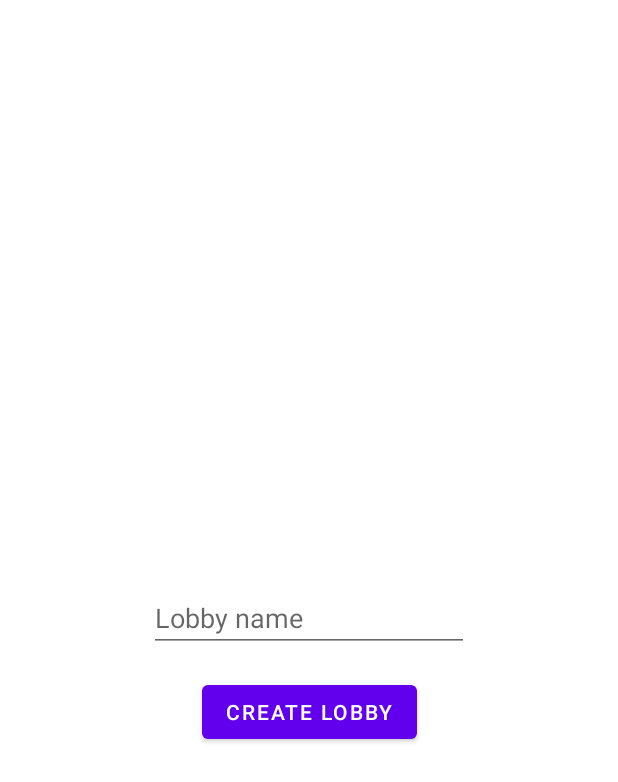
After one commit to totenhund/Dixit, an Android app: the CreationLobbyFragment screen opened through its navigation route, on a phone screen of 412 x 824 dp. The commit adds this screen. Shown: the top 782 px of the screen. Run offline under Robolectric (Android 15) with nearby library versions, the phone set to English and light mode, and no system bars; our stand-ins replace Timber, data binding; libraries missing offline, so code that uses them is left out: androidx.navigation, androidx.navigation.fragment.

Commit message:
Lobby logic is changed

```diff
--- a/app/src/main/java/totenhund/com/dixit/intro/IntroFragment.kt
+++ b/app/src/main/java/totenhund/com/dixit/intro/IntroFragment.kt
@@ -25,7 +25,7 @@ class IntroFragment : Fragment() {
             inflater, R.layout.fragment_intro, container, false)
 
         binding.startGameButton.setOnClickListener {
-            val action = IntroFragmentDirections.actionIntroFragmentToLobbyFragment()
+            val action = IntroFragmentDirections.actionIntroFragmentToChoiceLobbyFragment()
             findNavController(this).navigate(action)
         }
 
--- /dev/null
+++ b/app/src/main/java/totenhund/com/dixit/lobby/creation/CreationLobbyFragment.kt
@@ -0,0 +1,26 @@
+package totenhund.com.dixit.lobby.creation
+
+import android.os.Bundle
+import androidx.fragment.app.Fragment
+import android.view.LayoutInflater
+import android.view.View
+import android.view.ViewGroup
+import androidx.databinding.DataBindingUtil
+import totenhund.com.dixit.R
+import totenhund.com.dixit.databinding.FragmentCreationLobbyBinding
+
+
+class CreationLobbyFragment : Fragment() {
+
+
+    override fun onCreateView(inflater: LayoutInflater, container: ViewGroup?,
+                              savedInstanceState: Bundle?): View? {
+
+        val binding: FragmentCreationLobbyBinding = DataBindingUtil.inflate(
+                inflater, R.layout.fragment_creation_lobby, container, false)
+
+
+        return binding.root
+    }
+
+}
--- /dev/null
+++ b/app/src/main/res/layout/fragment_creation_lobby.xml
@@ -0,0 +1,34 @@
+<?xml version="1.0" encoding="utf-8"?>
+<layout xmlns:android="http://schemas.android.com/apk/res/android"
+    xmlns:app="http://schemas.android.com/apk/res-auto"
+    xmlns:tools="http://schemas.android.com/tools">
+
+    <androidx.constraintlayout.widget.ConstraintLayout
+        android:layout_width="match_parent"
+        android:layout_height="match_parent">
+
+        <EditText
+            android:id="@+id/editTextTextPersonName"
+            android:layout_width="wrap_content"
+            android:layout_height="wrap_content"
+            android:ems="10"
+            android:hint="Lobby name"
+            android:inputType="textPersonName"
+            app:layout_constraintBottom_toBottomOf="parent"
+            app:layout_constraintEnd_toEndOf="parent"
+            app:layout_constraintStart_toStartOf="parent"
+            app:layout_constraintTop_toTopOf="parent" />
+
+        <Button
+            android:id="@+id/button"
+            android:layout_width="wrap_content"
+            android:layout_height="48dp"
+            android:layout_marginTop="16dp"
+            android:text="Create lobby"
+            app:layout_constraintEnd_toEndOf="parent"
+            app:layout_constraintStart_toStartOf="parent"
+            app:layout_constraintTop_toBottomOf="@+id/editTextTextPersonName" />
+
+    </androidx.constraintlayout.widget.ConstraintLayout>
+
+</layout>
--- a/app/src/main/res/values/strings.xml
+++ b/app/src/main/res/values/strings.xml
@@ -2,4 +2,5 @@
     <string name="app_name">Dixit</string>
     <!-- TODO: Remove or change this placeholder text -->
     <string name="hello_blank_fragment">Hello blank fragment</string>
+    <string name="create_lobby">Create lobby</string>
 </resources>
```
Also changed, not shown: app/src/main/java/totenhund/com/dixit/lobby/choice/ChoiceLobbyFragment.kt (added, +44 -0 lines), app/src/main/res/layout/fragment_choice_lobby.xml (added, +43 -0 lines), app/src/main/res/navigation/main_navigation.xml (+13 -6 lines).
